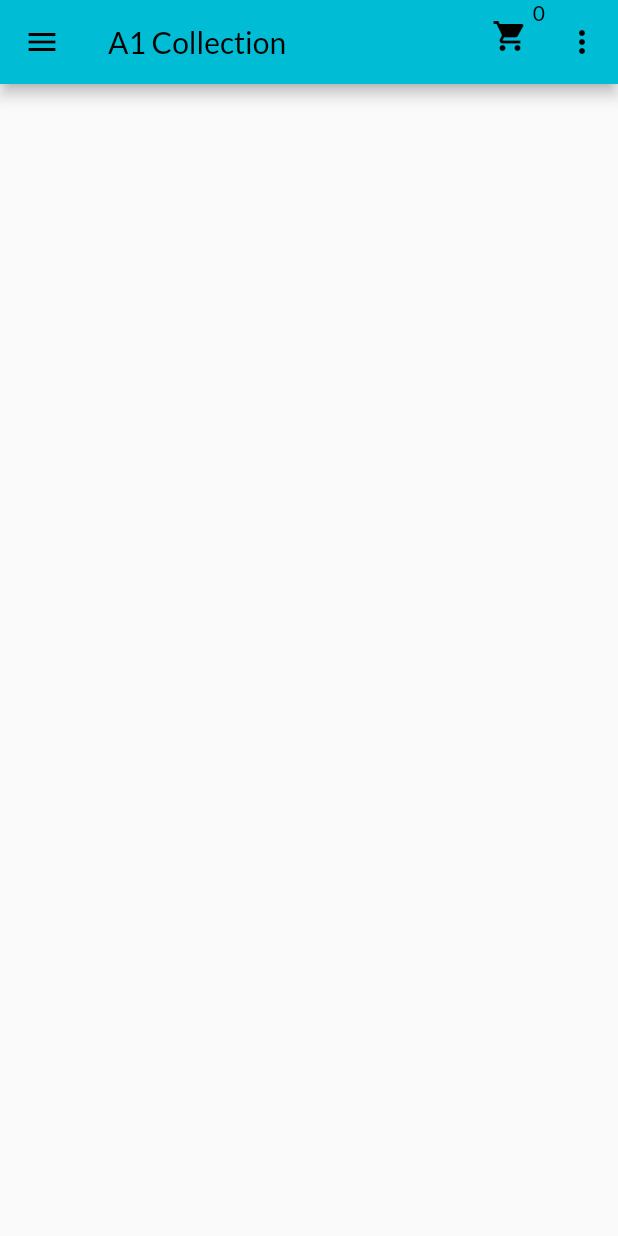
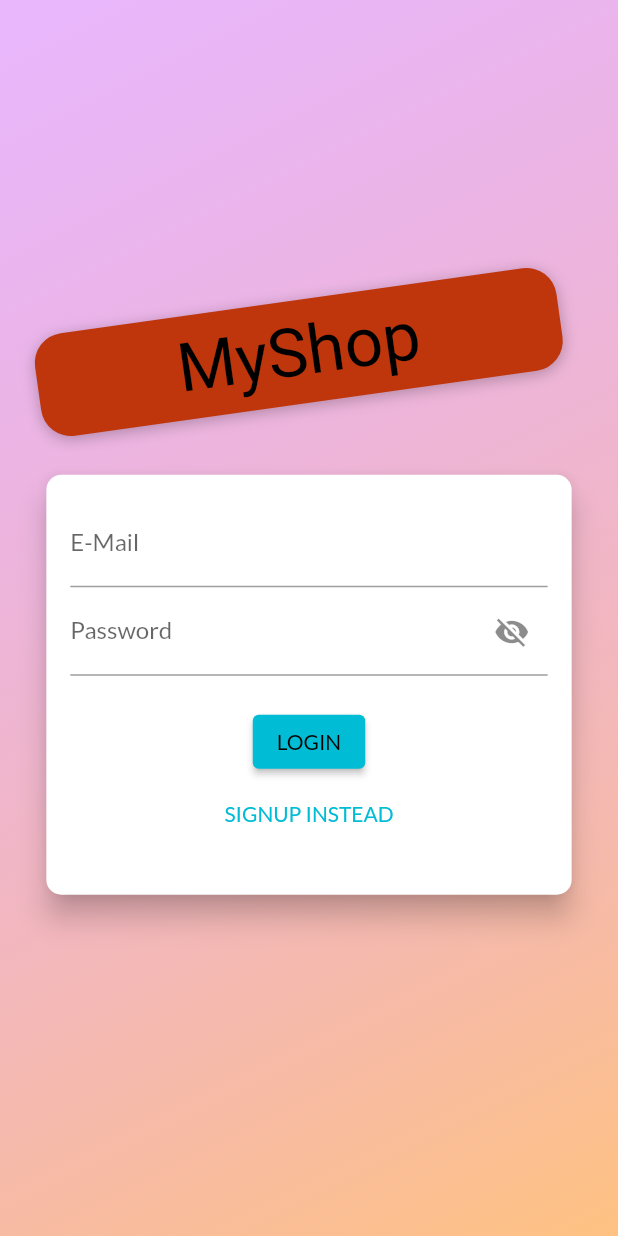
Before and after one commit to shoaib217/flutter_shopApp, a Flutter app: the screen it shows after launch, on a phone screen of 412 x 824 dp. Run offline on Flutter 3.47's test engine with Material 2 defaults, Android fonts, the phone set to English and light mode, and no system bars; missing offline and left inert: dart:ffi; Roboto replaces fonts that are missing (Anton).

Commit message:
http error handle

```diff
--- a/lib/main.dart
+++ b/lib/main.dart
@@ -2,7 +2,9 @@ import 'package:flutter/material.dart';
 import 'package:provider/provider.dart';
 import 'package:shop_app/models/cart.dart';
 import 'package:shop_app/models/order.dart';
+import 'package:shop_app/providers/auth.dart';
 import 'package:shop_app/providers/products_provider.dart';
+import 'package:shop_app/screens/auth_screen.dart';
 import 'package:shop_app/screens/cart_Screen.dart';
 import 'package:shop_app/screens/edit_product_screen.dart';
 import 'package:shop_app/screens/orders_screen.dart';
@@ -18,16 +20,21 @@ class MyApp extends StatelessWidget {
   const MyApp({super.key});
 
   static const String productDetailScreen = "/product_detail_screen";
-  static const String cartScreen ="/cart_Screen";
+  static const String cartScreen = "/cart_Screen";
   static const String orderScreen = "/order_screen";
   static const String userProductScreen = "/user_product_screen";
   static const String editProductScreen = "/edit_product_screen";
+  static const String authenticationSceen = '/auth';
+
   @override
   Widget build(BuildContext context) {
     return MultiProvider(
       providers: [
         ChangeNotifierProvider(
           create: (ctx) => Products(),
+        ),
+        ChangeNotifierProvider(
+          create: (ctx) => Auth(),
         ),
         ChangeNotifierProvider(
           create: (ctx) => Cart(),
@@ -39,14 +46,16 @@ class MyApp extends StatelessWidget {
       child: MaterialApp(
         title: 'A1 Collection',
         theme: ThemeData(
-            fontFamily: 'Lato', colorScheme: ColorScheme.fromSwatch(primarySwatch: Colors.cyan).copyWith(secondary: Colors.orange)),
-        home: ProductOverviewScreen(),
+            fontFamily: 'Lato',
+            colorScheme: ColorScheme.fromSwatch(primarySwatch: Colors.cyan)
+                .copyWith(secondary: Colors.orange)),
+        home: AuthScreen(),
         routes: {
           productDetailScreen: (context) => ProductDetailScreen(),
-          cartScreen:(context) => const CartScreen(),
-          orderScreen:((context) => OrderScreen()),
-          userProductScreen:(context) => UserProductScreen(),
-          editProductScreen:((context) => const EditProductScreen())
+          cartScreen: (context) => const CartScreen(),
+          orderScreen: ((context) => OrderScreen()),
+          userProductScreen: (context) => UserProductScreen(),
+          editProductScreen: ((context) => const EditProductScreen())
         },
       ),
     );
--- /dev/null
+++ b/lib/providers/auth.dart
@@ -0,0 +1,59 @@
+import 'package:flutter/cupertino.dart';
+
+import 'package:flutter/widgets.dart';
+import 'package:http/http.dart' as http;
+import 'dart:convert';
+
+import 'package:shop_app/models/http_exception.dart';
+
+class Auth with ChangeNotifier {
+  late String _token;
+  late String _userId;
+  late DateTime _expiryDate;
+
+  Future<void> signup(String email, String password) async {
+    final url = Uri.parse(
+        'https://identitytoolkit.googleapis.com/v1/accounts:signUp?key=AIzaSyDSMKP7miRB8sk30BHb5uEhqPSrpusYgbU');
+
+    try {
+      final response = await http.post(url,
+          body: json.encode({
+            'email': email,
+            'password': password,
+            'returnSecureToken': true,
+          }));
+
+      print(json.decode(response.body));
+      final responseData = json.decode(response.body);
+
+      if (responseData['error'] != null) {
+        throw HttpException(responseData['error']);
+      }
+    } catch (error) {
+      throw error;
+    }
+  }
+
+  Future<void> login(String email, String password) async {
+    final url = Uri.parse(
+        'https://identitytoolkit.googleapis.com/v1/accounts:signInWithPassword?key=AIzaSyDSMKP7miRB8sk30BHb5uEhqPSrpusYgbU');
+    try {
+      final response = await http.post(url,
+          body: json.encode({
+            'email': email,
+            'password': password,
+            'returnSecureToken': true,
+          }));
+
+      print(json.decode(response.body));
+
+      final responseData = json.decode(response.body);
+
+      if (responseData['error'] != null) {
+        throw HttpException(responseData['error']);
+      }
+    } catch (error) {
+      throw error;
+    }
+  }
+}
--- /dev/null
+++ b/lib/screens/auth_screen.dart
@@ -0,0 +1,299 @@
+import 'dart:convert';
+import 'dart:math';
+import 'package:provider/provider.dart';
+import 'package:shop_app/models/http_exception.dart';
+
+import '../providers/auth.dart';
+import 'package:flutter/material.dart';
+
+enum AuthMode { Signup, Login }
+
+class AuthScreen extends StatelessWidget {
+  @override
+  Widget build(BuildContext context) {
+    final deviceSize = MediaQuery.of(context).size;
+    // final transformConfig = Matrix4.rotationZ(-8 * pi / 180);
+    // transformConfig.translate(-10.0);
+    return Scaffold(
+      // resizeToAvoidBottomInset: false,
+      body: Stack(
+        children: <Widget>[
+          Container(
+            decoration: BoxDecoration(
+              gradient: LinearGradient(
+                colors: [
+                  Color.fromRGBO(215, 117, 255, 1).withOpacity(0.5),
+                  Color.fromRGBO(255, 188, 117, 1).withOpacity(0.9),
+                ],
+                begin: Alignment.topLeft,
+                end: Alignment.bottomRight,
+                stops: [0, 1],
+              ),
+            ),
+          ),
+          SingleChildScrollView(
+            child: Container(
+              height: deviceSize.height,
+              width: deviceSize.width,
+              child: Column(
+                mainAxisAlignment: MainAxisAlignment.center,
+                crossAxisAlignment: CrossAxisAlignment.center,
+                children: <Widget>[
+                  Flexible(
+                    child: Container(
+                      margin: EdgeInsets.only(bottom: 20.0),
+                      padding:
+                          EdgeInsets.symmetric(vertical: 8.0, horizontal: 94.0),
+                      transform: Matrix4.rotationZ(-8 * pi / 180)
+                        ..translate(-10.0),
+                      // ..translate(-10.0),
+                      decoration: BoxDecoration(
+                        borderRadius: BorderRadius.circular(20),
+                        color: Colors.deepOrange.shade900,
+                        boxShadow: [
+                          BoxShadow(
+                            blurRadius: 8,
+                            color: Colors.black26,
+                            offset: Offset(0, 2),
+                          )
+                        ],
+                      ),
+                      child: Text(
+                        'MyShop',
+                        style: TextStyle(
+                          color: Theme.of(context).textTheme.titleSmall?.color,
+                          fontSize: 45,
+                          fontFamily: 'Anton',
+                          fontWeight: FontWeight.normal,
+                        ),
+                      ),
+                    ),
+                  ),
+                  Flexible(
+                    flex: deviceSize.width > 600 ? 2 : 1,
+                    child: AuthCard(),
+                  ),
+                ],
+              ),
+            ),
+          ),
+        ],
+      ),
+    );
+  }
+}
+
+class AuthCard extends StatefulWidget {
+  const AuthCard({
+    Key? key,
+  }) : super(key: key);
+
+  @override
+  _AuthCardState createState() => _AuthCardState();
+}
+
+class _AuthCardState extends State<AuthCard> {
+  final GlobalKey<FormState> _formKey = GlobalKey();
+  AuthMode _authMode = AuthMode.Login;
+  Map<String, String> _authData = {
+    'email': '',
+    'password': '',
+  };
+
+  void _showErrorDialog(String message) {
+    showDialog(
+      context: context,
+      builder: ((ctx) => AlertDialog(
+            title: const Text('An Error Occured!'),
+            content: Text(message),
+            actions: [
+              TextButton(
+                  onPressed: (() => Navigator.of(context).pop()),
+                  child: const Text('OK'))
+            ],
+          )),
+    );
+  }
+
+  var _showPassword = true;
+  var _showConfirmPassword = true;
+  var _isLoading = false;
+  final _passwordController = TextEditingController();
+
+  void _submit() async {
+    if (!_formKey.currentState!.validate()) {
+      // Invalid!
+      return;
+    }
+    _formKey.currentState!.save();
+    setState(() {
+      _isLoading = true;
+    });
+
+    try {
+      if (_authMode == AuthMode.Login) {
+        // Log user in
+        await Provider.of<Auth>(context, listen: false)
+            .login(_authData['email']!, _authData['password']!);
+      } else {
+        // Sign user up
+        await Provider.of<Auth>(context, listen: false)
+            .signup(_authData['email']!, _authData['password']!);
+      }
+    } on HttpException catch (error) {
+      var errorMessage = 'Authentication failed!';
+      if (error.toString().contains('EMAIL_EXISTS')) {
+        errorMessage = 'This email already exists.';
+      } else if (error.toString().contains('INVALID_EMIAL')) {
+        errorMessage = 'This is not vaild Email Address.';
+      } else if (error.toString().contains('WEAK_PASSWORD')) {
+        errorMessage = 'This password is too weak.';
+      } else if (error.toString().contains('EMAIL_NOT_FOUND')) {
+        errorMessage = 'Could not find a user with that email.';
+      } else if (error.toString().contains('INVALID_PASSWORD')) {
+        errorMessage = 'Invalid Password.';
+      }
+      _showErrorDialog(errorMessage);
+    } catch (error) {
+      var errorMessage = 'Could not authenticate you.Please try again later.';
+      _showErrorDialog(errorMessage);
+    }
+
+    setState(() {
+      _isLoading = false;
+    });
+  }
+
+  void _switchAuthMode() {
+    if (_authMode == AuthMode.Login) {
+      setState(() {
+        _authMode = AuthMode.Signup;
+      });
+    } else {
+      setState(() {
+        _authMode = AuthMode.Login;
+      });
+    }
+  }
+
+  @override
+  Widget build(BuildContext context) {
+    final deviceSize = MediaQuery.of(context).size;
+    return Card(
+      shape: RoundedRectangleBorder(
+        borderRadius: BorderRadius.circular(10.0),
+      ),
+      elevation: 8.0,
+      child: Container(
+        height: _authMode == AuthMode.Signup ? 320 : 280,
+        constraints:
+            BoxConstraints(minHeight: _authMode == AuthMode.Signup ? 320 : 260),
+        width: deviceSize.width * 0.85,
+        padding: EdgeInsets.all(16.0),
+        child: Form(
+          key: _formKey,
+          child: SingleChildScrollView(
+            child: Column(
+              children: <Widget>[
+                TextFormField(
+                  decoration: InputDecoration(labelText: 'E-Mail'),
+                  keyboardType: TextInputType.emailAddress,
+                  validator: (value) {
+                    if (value!.isEmpty || !value.contains('@')) {
+                      return 'Invalid email!';
+                    }
+                    return null;
+                  },
+                  textInputAction: TextInputAction.next,
+                  onSaved: (value) {
+                    _authData['email'] = value!;
+                  },
+                ),
+                TextFormField(
+                  decoration: InputDecoration(
+                    labelText: 'Password',
+                    suffixIcon: IconButton(
+                      onPressed: () {
+                        setState(() {
+                          _showPassword = !_showPassword;
+                        });
+                      },
+                      icon: _showPassword
+                          ? const Icon(Icons.visibility_off)
+                          : const Icon(Icons.visibility),
+                    ),
+                  ),
+                  obscureText: _showPassword,
+                  controller: _passwordController,
+                  textInputAction: _authMode == AuthMode.Login
+                      ? TextInputAction.done
+                      : TextInputAction.next,
+                  validator: (value) {
+                    if (value!.isEmpty || value.length < 5) {
+                      return 'Password is too short!';
+                    }
+                  },
+                  onSaved: (value) {
+                    _authData['password'] = value!;
+                  },
+                ),
+                if (_authMode == AuthMode.Signup)
+                  TextFormField(
+                    enabled: _authMode == AuthMode.Signup,
+                    decoration: InputDecoration(
+                      labelText: 'Confirm Password',
+                      suffixIcon: IconButton(
+                        onPressed: () {
+                          setState(() {
+                            _showConfirmPassword = !_showConfirmPassword;
+                          });
+                        },
+                        icon: _showConfirmPassword
+                            ? const Icon(Icons.visibility_off)
+                            : const Icon(Icons.visibility),
+                      ),
+                    ),
+                    obscureText: _showConfirmPassword,
+                    textInputAction: TextInputAction.done,
+                    validator: _authMode == AuthMode.Signup
+                        ? (value) {
+                            if (value != _passwordController.text) {
+                              return 'Passwords do not match!';
+                            }
+                          }
+                        : null,
+                  ),
+                SizedBox(
+                  height: 20,
+                ),
+                if (_isLoading)
+                  CircularProgressIndicator()
+                else
+                  ElevatedButton(
+                    child:
+                        Text(_authMode == AuthMode.Login ? 'LOGIN' : 'SIGN UP'),
+                    onPressed: _submit,
+                    /* shape: RoundedRectangleBorder(
+                      borderRadius: BorderRadius.circular(30),
+                    ),
+                    padding:
+                        EdgeInsets.symmetric(horizontal: 30.0, vertical: 8.0),
+                    color: Theme.of(context).primaryColor,
+                    textColor: Theme.of(context).primaryTextTheme.button.color, */
+                  ),
+                TextButton(
+                  child: Text(
+                      '${_authMode == AuthMode.Login ? 'SIGNUP' : 'LOGIN'} INSTEAD'),
+                  onPressed: _switchAuthMode,
+                  /* padding: EdgeInsets.symmetric(horizontal: 30.0, vertical: 4),
+                  materialTapTargetSize: MaterialTapTargetSize.shrinkWrap,
+                  textColor: Theme.of(context).primaryColor, */
+                ),
+              ],
+            ),
+          ),
+        ),
+      ),
+    );
+  }
+}
--- a/lib/screens/cart_Screen.dart
+++ b/lib/screens/cart_Screen.dart
@@ -19,7 +19,7 @@ class _CartScreenState extends State<CartScreen> {
     final cart = Provider.of<Cart>(context);
     return Scaffold(
       appBar: AppBar(title: const Text('Your Cart')),
-      body: _isLoading? Center(child: CircularProgressIndicator()): cart.totalAmount.toInt() != 0 ? Column(
+      body: _isLoading? const Center(child: CircularProgressIndicator()): cart.totalAmount.toInt() != 0 ? Column(
         children: [
            Card(
             margin: const EdgeInsets.all(15),
```
